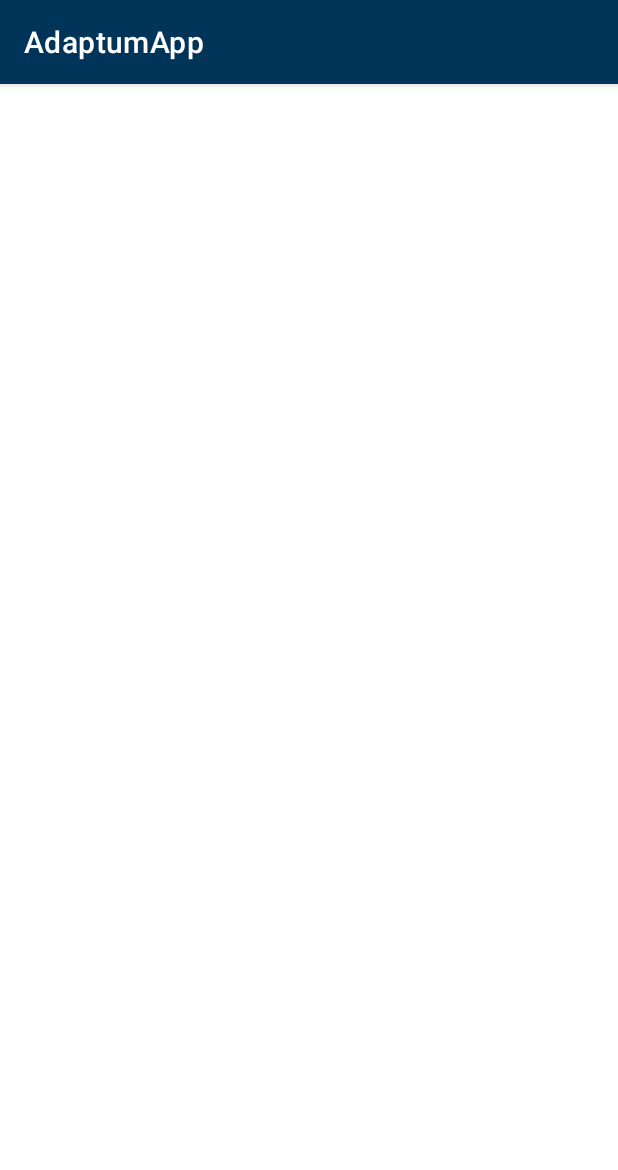
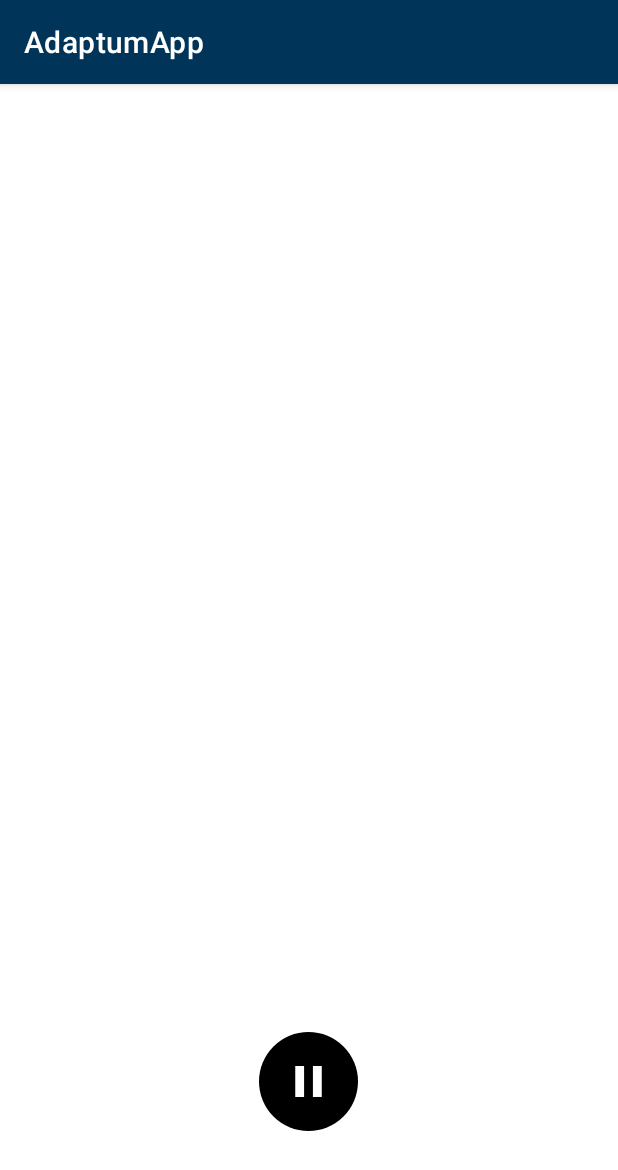
Before and after one commit to SergeiKrainyukov/AdaptumApp, an Android app: the fragment TaskFragment shown on its own in the app's theme, on a phone screen of 412 x 824 dp. Shown: the top 1170 px of the screen. Run offline under Robolectric (Android 15) with nearby library versions, the phone set to English and light mode, and no system bars.

Commit message:
Обновлен TaskFragment

```diff
--- a/app/src/main/java/com/example/adaptumapp/di/AppComponent.kt
+++ b/app/src/main/java/com/example/adaptumapp/di/AppComponent.kt
@@ -1,6 +1,7 @@
 package com.example.adaptumapp.di
 
 import com.example.adaptumapp.di.modules.AppModule
+import com.example.adaptumapp.di.modules.HandlersModule
 import com.example.adaptumapp.presentation.MainActivity
 import com.example.adaptumapp.presentation.fragments.EventsFragment
 import com.example.adaptumapp.presentation.fragments.ProfileFragment
@@ -13,6 +14,7 @@ import javax.inject.Singleton
 @Component(
     modules = [
         AppModule::class,
+        HandlersModule::class
     ]
 )
 interface AppComponent {
--- /dev/null
+++ b/app/src/main/java/com/example/adaptumapp/di/modules/HandlersModule.kt
@@ -0,0 +1,12 @@
+package com.example.adaptumapp.di.modules
+
+import com.example.adaptumapp.presentation.common.tracker.TimerTracker
+import com.example.adaptumapp.presentation.common.tracker.TimerTrackerImpl
+import dagger.Binds
+import dagger.Module
+
+@Module
+abstract class HandlersModule {
+    @Binds
+    abstract fun provideTimerTracker(timerTracker: TimerTrackerImpl): TimerTracker
+}
--- a/app/src/main/java/com/example/adaptumapp/presentation/adapters/TasksListAdapter.kt
+++ b/app/src/main/java/com/example/adaptumapp/presentation/adapters/TasksListAdapter.kt
@@ -6,7 +6,10 @@ import androidx.recyclerview.widget.ListAdapter
 import com.example.adaptumapp.R
 import com.example.adaptumapp.presentation.model.TaskListItem
 
-class TasksListAdapter : ListAdapter<TaskListItem, TaskViewHolder>(TaskItemDiffCallback())  {
+class TasksListAdapter : ListAdapter<TaskListItem, TaskViewHolder>(TaskItemDiffCallback()) {
+
+    var onClickTask: (() -> Unit)? = null
+
     override fun onCreateViewHolder(parent: ViewGroup, viewType: Int): TaskViewHolder {
         val view = LayoutInflater.from(parent.context).inflate(R.layout.item_task, parent, false)
         return TaskViewHolder(view)
@@ -14,5 +17,8 @@ class TasksListAdapter : ListAdapter<TaskListItem, TaskViewHolder>(TaskItemDiffC
 
     override fun onBindViewHolder(holder: TaskViewHolder, position: Int) {
         holder.bind(currentList[position])
+        holder.itemView.setOnClickListener {
+            onClickTask?.invoke()
+        }
     }
 }
--- a/app/src/main/java/com/example/adaptumapp/presentation/fragments/TaskFragment.kt
+++ b/app/src/main/java/com/example/adaptumapp/presentation/fragments/TaskFragment.kt
@@ -5,13 +5,59 @@ import androidx.fragment.app.Fragment
 import android.view.LayoutInflater
 import android.view.View
 import android.view.ViewGroup
+import com.example.adaptumapp.AdaptumApp
 import com.example.adaptumapp.R
+import com.example.adaptumapp.databinding.FragmentTaskBinding
+import com.example.adaptumapp.presentation.viewModels.TaskFragmentViewModel
+import com.example.adaptumapp.presentation.viewModels.TasksFragmentViewModel
+import javax.inject.Inject
 
 class TaskFragment : Fragment() {
+    private lateinit var binding: FragmentTaskBinding
+
+    @Inject
+    lateinit var viewModel: TaskFragmentViewModel
+
     override fun onCreateView(
-        inflater: LayoutInflater, container: ViewGroup?,
+        inflater: LayoutInflater,
+        container: ViewGroup?,
         savedInstanceState: Bundle?
-    ): View? {
-        return inflater.inflate(R.layout.fragment_task, container, false)
+    ): View {
+        binding = FragmentTaskBinding.inflate(inflater, container, false)
+        return binding.root
+    }
+
+    override fun onViewCreated(view: View, savedInstanceState: Bundle?) {
+        super.onViewCreated(view, savedInstanceState)
+        (requireActivity().application as AdaptumApp).appComponent.inject(this)
+        initViews()
+        bindViewModel()
+        viewModel.init()
+    }
+
+    private fun initViews() {
+        initPauseButton()
+        initStopButton()
+    }
+
+    private fun initPauseButton() {
+        binding.pauseButton.setOnClickListener {
+            viewModel.onClickPauseResume()
+        }
+    }
+
+    private fun initStopButton() {
+        with(binding.stopButton) {
+            setOnClickListener {
+                viewModel.onClickStop()
+            }
+            visibility = View.GONE
+        }
+    }
+
+    private fun bindViewModel() {
+        with(viewModel) {
+
+        }
     }
 }
--- a/app/src/main/java/com/example/adaptumapp/presentation/fragments/TasksFragment.kt
+++ b/app/src/main/java/com/example/adaptumapp/presentation/fragments/TasksFragment.kt
@@ -11,6 +11,7 @@ import androidx.lifecycle.lifecycleScope
 import com.example.adaptumapp.AdaptumApp
 import com.example.adaptumapp.databinding.FragmentTasksBinding
 import com.example.adaptumapp.presentation.adapters.TasksListAdapter
+import com.example.adaptumapp.presentation.common.Navigator
 import com.example.adaptumapp.presentation.viewModels.TasksFragmentViewModel
 import kotlinx.coroutines.flow.collectLatest
 import kotlinx.coroutines.flow.filterNotNull
@@ -68,5 +69,8 @@ class TasksFragment : Fragment() {
         with(binding.tasksRv) {
             adapter = tasksListAdapter
         }
+        tasksListAdapter.onClickTask = {
+            Navigator.navigateReplaceSaveStack(TaskFragment(), parentFragmentManager)
+        }
     }
 }
--- /dev/null
+++ b/app/src/main/java/com/example/adaptumapp/presentation/viewModels/TaskFragmentViewModel.kt
@@ -0,0 +1,61 @@
+package com.example.adaptumapp.presentation.viewModels
+
+import androidx.lifecycle.ViewModel
+import com.example.adaptumapp.presentation.common.tracker.TimerTracker
+import kotlinx.coroutines.flow.MutableStateFlow
+import kotlinx.coroutines.flow.StateFlow
+import java.text.SimpleDateFormat
+import java.util.Calendar
+import java.util.Locale
+import javax.inject.Inject
+
+class TaskFragmentViewModel @Inject constructor(
+    private val timerTracker: TimerTracker,
+) : ViewModel() {
+
+    private val _timeCountState = MutableStateFlow<Long>(0)
+    val timeCountState: StateFlow<Long>
+        get() = _timeCountState
+
+    private val _onPausedState = MutableStateFlow(false)
+    val onPausedState: StateFlow<Boolean>
+        get() = _onPausedState
+
+    private val _closeScreenState = MutableStateFlow<Unit?>(null)
+    val closeScreenState: StateFlow<Unit?>
+        get() = _closeScreenState
+
+    private var startDate = ""
+
+    fun init() {
+    }
+
+    fun onClickStop() {
+
+    }
+
+    fun onClickPauseResume() {
+        pauseResumeTimerTracker()
+        _onPausedState.value = !_onPausedState.value
+    }
+
+    private fun pauseResumeTimerTracker() {
+        if (timerTracker.isRunning()) {
+            timerTracker.pause()
+        } else {
+            timerTracker.resume()
+        }
+    }
+
+    private fun getCurrentDate(): String {
+        val currentDateTime: Calendar = Calendar.getInstance()
+        val formatter = SimpleDateFormat("yyyy-MM-dd'T'HH:mm:ss'Z'", Locale.getDefault())
+        return formatter.format(currentDateTime.time)
+    }
+
+    companion object {
+        private const val UNIT_STEP = "step"
+        private const val UNIT_KM = "km"
+        private const val UNIT_MIN = "min"
+    }
+}
--- /dev/null
+++ b/app/src/main/res/drawable/ic_pause.xml
@@ -0,0 +1,5 @@
+<vector android:height="24dp" android:tint="#FFFFFF"
+    android:viewportHeight="24" android:viewportWidth="24"
+    android:width="24dp" xmlns:android="http://schemas.android.com/apk/res/android">
+    <path android:fillColor="@android:color/white" android:pathData="M6,19h4L10,5L6,5v14zM14,5v14h4L18,5h-4z"/>
+</vector>
--- /dev/null
+++ b/app/src/main/res/drawable/ic_stop.xml
@@ -0,0 +1,5 @@
+<vector android:height="24dp" android:tint="#FFFFFF"
+    android:viewportHeight="24" android:viewportWidth="24"
+    android:width="24dp" xmlns:android="http://schemas.android.com/apk/res/android">
+    <path android:fillColor="@android:color/white" android:pathData="M6,6h12v12H6z"/>
+</vector>
--- /dev/null
+++ b/app/src/main/res/drawable/round_button.xml
@@ -0,0 +1,5 @@
+<?xml version="1.0" encoding="utf-8"?>
+<shape xmlns:android="http://schemas.android.com/apk/res/android">
+    <solid android:color="#000000" /> <!-- Цвет фона кнопки -->
+    <corners android:radius="320dp" /> <!-- Радиус скругления углов для создания круглой формы -->
+</shape>
--- a/app/src/main/res/layout/fragment_task.xml
+++ b/app/src/main/res/layout/fragment_task.xml
@@ -1,8 +1,69 @@
 <?xml version="1.0" encoding="utf-8"?>
-<FrameLayout xmlns:android="http://schemas.android.com/apk/res/android"
+<androidx.constraintlayout.widget.ConstraintLayout xmlns:android="http://schemas.android.com/apk/res/android"
+    xmlns:app="http://schemas.android.com/apk/res-auto"
     xmlns:tools="http://schemas.android.com/tools"
     android:layout_width="match_parent"
-    android:layout_height="match_parent"
-    tools:context=".presentation.fragments.TaskFragment">
+    android:layout_height="match_parent">
 
-</FrameLayout>
+    <TextView
+        android:id="@+id/current_metric_value"
+        android:layout_width="wrap_content"
+        android:layout_height="wrap_content"
+        android:textColor="@color/black"
+        android:textSize="60sp"
+        android:textStyle="bold"
+        app:layout_constraintBottom_toBottomOf="parent"
+        app:layout_constraintEnd_toEndOf="parent"
+        app:layout_constraintStart_toStartOf="parent"
+        app:layout_constraintTop_toTopOf="parent"
+        tools:text="0" />
+
+    <TextView
+        android:id="@+id/unit_name_tv"
+        android:layout_width="wrap_content"
+        android:layout_height="wrap_content"
+        android:textColor="@color/black"
+        android:textSize="18sp"
+        android:textStyle="bold"
+        app:layout_constraintEnd_toEndOf="parent"
+        app:layout_constraintStart_toStartOf="parent"
+        app:layout_constraintTop_toBottomOf="@+id/current_metric_value"
+        tools:text="c" />
+
+
+    <LinearLayout
+        android:layout_width="match_parent"
+        android:layout_height="wrap_content"
+        android:gravity="center"
+        android:orientation="horizontal"
+        app:layout_constraintBottom_toBottomOf="parent"
+        app:layout_constraintEnd_toEndOf="parent"
+        app:layout_constraintHorizontal_bias="0.498"
+        app:layout_constraintStart_toStartOf="parent"
+        app:layout_constraintTop_toBottomOf="@+id/unit_name_tv"
+        app:layout_constraintVertical_bias="0.734">
+
+        <ImageView
+            android:id="@+id/pause_button"
+            android:layout_width="66dp"
+            android:layout_height="66dp"
+            android:layout_margin="6dp"
+            android:background="@drawable/round_button"
+            android:importantForAccessibility="no"
+            android:padding="15dp"
+            android:src="@drawable/ic_pause"
+            android:textColor="@android:color/white" />
+
+        <ImageView
+            android:id="@+id/stop_button"
+            android:layout_width="66dp"
+            android:layout_height="66dp"
+            android:layout_margin="6dp"
+            android:background="@drawable/round_button"
+            android:importantForAccessibility="no"
+            android:padding="10dp"
+            android:src="@drawable/ic_stop"
+            android:textColor="@android:color/white" />
+    </LinearLayout>
+
+</androidx.constraintlayout.widget.ConstraintLayout>
```
Also changed, not shown: app/src/main/java/com/example/adaptumapp/presentation/viewModels/TasksFragmentViewModel.kt (indentation only).
